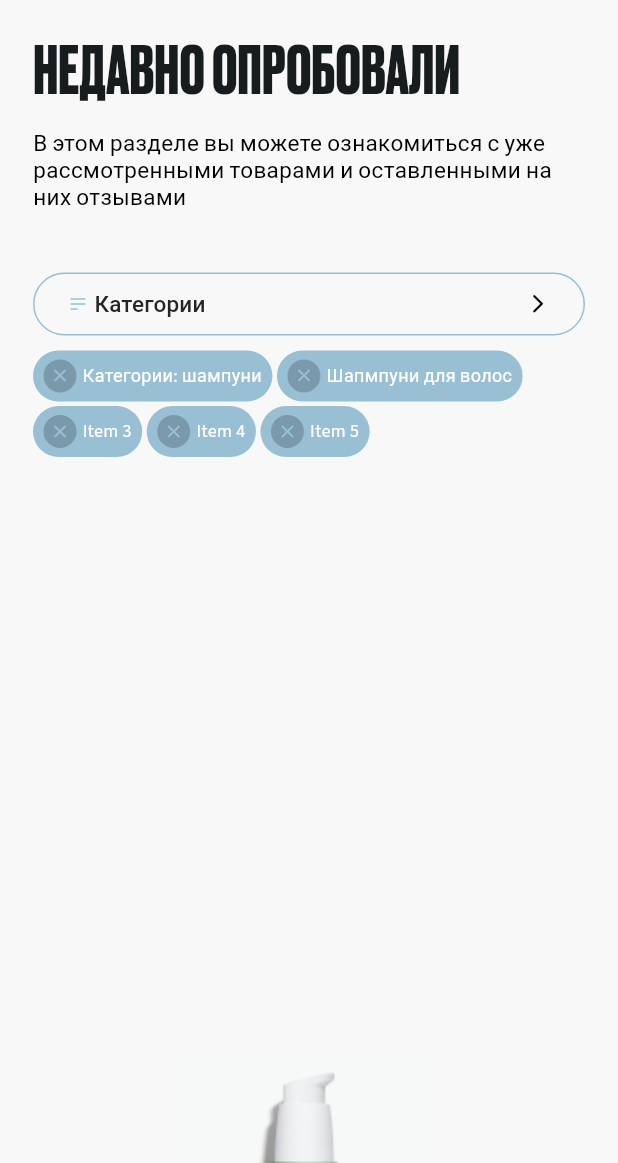
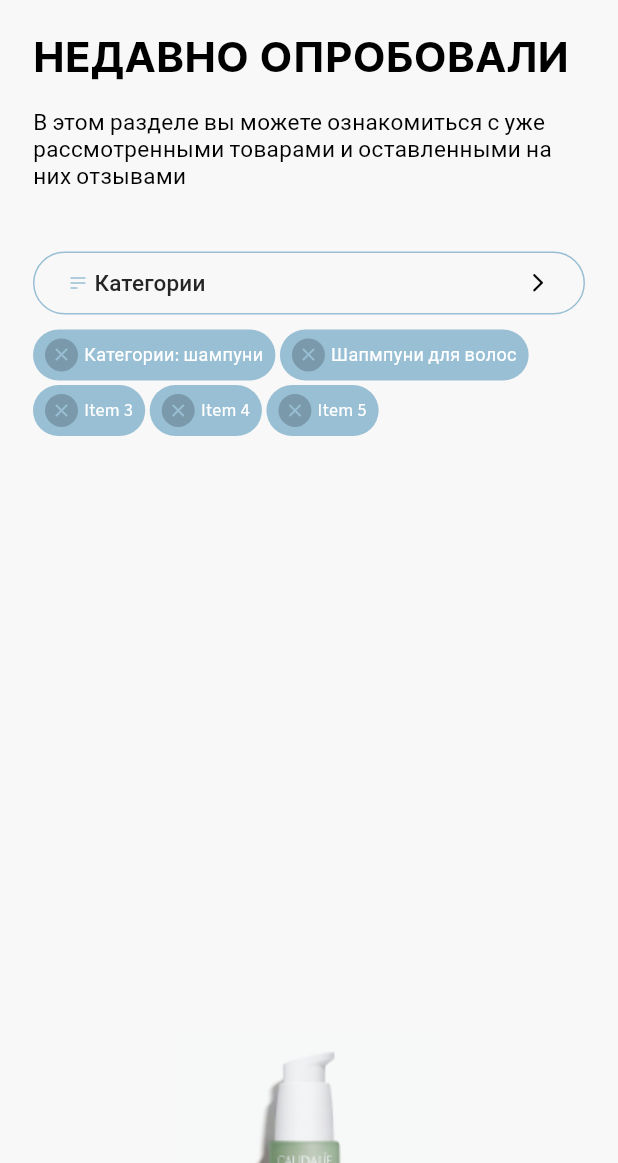
Before and after one commit to luijiwa/Sempl, a Flutter app: the RecentProductsScreen screen opened by its route, on a phone screen of 412 x 824 dp, the part 73-1236 px from its top. Run offline on Flutter 3.47's test engine with Material 3 defaults, Android fonts, the phone set to English and light mode, and no system bars; drawn by our look-alikes of auto_size_text; our stand-ins replace dropdown_button2, expandable_page_view, flutter_rating_bar, flutter_svg, go_router, image_picker and 4 more.

Commit message:
Изменить стили и отступы

```diff
--- a/lib/src/feature/recent_products/recent_products_screen.dart
+++ b/lib/src/feature/recent_products/recent_products_screen.dart
@@ -25,14 +25,13 @@ class RecentProductsScreen extends StatelessWidget {
           SliverPadding(
             padding: const EdgeInsets.symmetric(horizontal: 22)
                 .copyWith(top: height * 0.02),
-            sliver: const SliverToBoxAdapter(
+            sliver: SliverToBoxAdapter(
               child: AutoSizeText(
                 "НЕДАВНО ОПРОБОВАЛИ",
-                style: TextStyle(
-                  fontFamily: 'DrukCyr',
-                  fontSize: 44,
-                  height: 0.95,
-                ),
+                style: Theme.of(context)
+                    .textTheme
+                    .appTitleMedium
+                    .copyWith(fontSize: 28),
                 maxLines: 2,
               ),
             ),
@@ -149,7 +148,7 @@ class BlueItemWithCross extends StatelessWidget {
         color: AppThemeColor.blueColor,
       ),
       child: Padding(
-        padding: const EdgeInsets.symmetric(horizontal: 7, vertical: 6),
+        padding: const EdgeInsets.symmetric(horizontal: 8, vertical: 6),
         child: Row(
           mainAxisSize: MainAxisSize.min,
           children: [
```
Also changed, not shown: lib/src/feature/review_items/widgets/review_items_screen.dart (+3 -5 lines), lib/src/feature/survey/page_indicator_widget.dart (+2 -23 lines).
